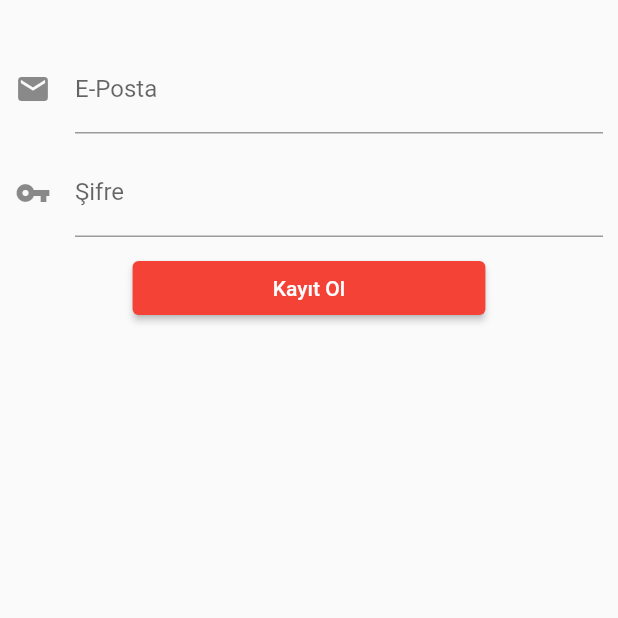
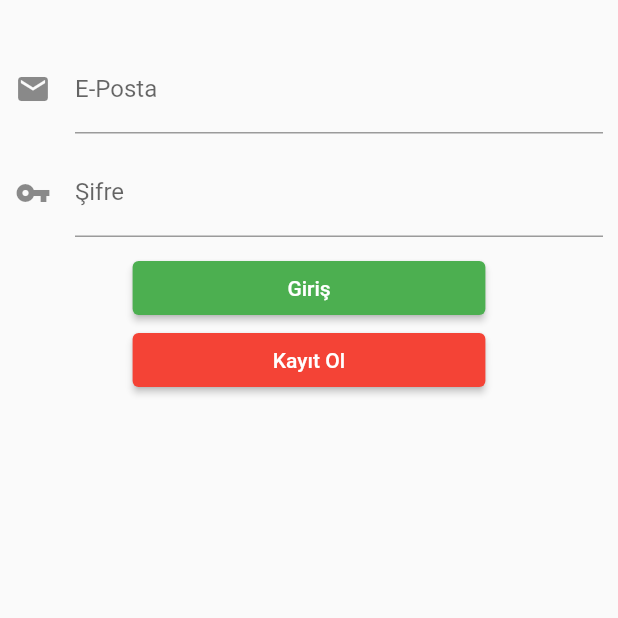
Before and after one commit to reqdevil/Fearless_Chat_Demo, a Flutter app: the screen it shows after launch, on a phone screen of 412 x 824 dp, the top half of it. Run offline on Flutter 3.47's test engine with Material 2 defaults, Android fonts, the phone set to English and light mode, and no system bars; our stand-ins replace firebase_auth, firebase_core; accounts and stored records are empty.

Commit message:
login ekranın firebase authentication
Login butonu eklendi.
Firebase login işlemi eklendi.

```diff
--- a/lib/Pages/LoginPage.dart
+++ b/lib/Pages/LoginPage.dart
@@ -1,6 +1,7 @@
 // ignore_for_file: file_names
 
 import 'package:fearless_chat_demo/Services/AuthService.dart';
+import 'package:firebase_auth/firebase_auth.dart';
 import 'package:flutter/material.dart';
 
 class LoginPage extends StatefulWidget {
@@ -16,8 +17,9 @@ class _LoginPageState extends State<LoginPage> {
   final TextEditingController _emailController = TextEditingController();
   final TextEditingController _passwordController = TextEditingController();
 
-  Color? _buttonColor = Colors.red;
-
+  Color? _buttonColorRegister = Colors.red;
+  Color? _buttonColorLogin = Colors.green;
+  bool userLoginSuccess = false;
   @override
   Widget build(BuildContext context) {
     return Scaffold(
@@ -78,12 +80,66 @@ class _LoginPageState extends State<LoginPage> {
                     Expanded(
                       flex: 3,
                       child: ElevatedButton(
-                        child: const Text("Kayıt Ol"),
-                        style: ElevatedButton.styleFrom(primary: _buttonColor),
+                        child: const Text("Giriş"),
+                        style: ElevatedButton.styleFrom(
+                            primary: _buttonColorLogin),
                         onPressed: () async {
                           if (_formKey.currentState!.validate()) {
                             setState(() {
-                              _buttonColor = Colors.amber;
+                              _buttonColorLogin = Colors.green;
+                            });
+                            UserCredential uc = await FirebaseAuth.instance
+                                .signInWithEmailAndPassword(
+                                    email: _emailController.text,
+                                    password: _passwordController.text);
+                            if (uc.user != null) {
+                              setState(() {
+                                userLoginSuccess = true;
+                              });
+                            }
+                            // bool success = await AuthService.instance
+                            //     .signInUser(_emailController.text,
+                            //         _passwordController.text);
+
+                            if (userLoginSuccess) {
+                              setState(() {
+                                _buttonColorLogin = Colors.lightGreenAccent;
+                              });
+                            } else {
+                              setState(() {
+                                _buttonColorLogin = Colors.black;
+                              });
+                            }
+                          } else {
+                            setState(() {
+                              _buttonColorLogin = Colors.red;
+                            });
+                          }
+                        },
+                      ),
+                    ),
+                    Expanded(
+                      flex: 1,
+                      child: Container(),
+                    ),
+                  ],
+                ),
+                Row(
+                  children: [
+                    Expanded(
+                      flex: 1,
+                      child: Container(),
+                    ),
+                    Expanded(
+                      flex: 3,
+                      child: ElevatedButton(
+                        child: const Text("Kayıt Ol"),
+                        style: ElevatedButton.styleFrom(
+                            primary: _buttonColorRegister),
+                        onPressed: () async {
+                          if (_formKey.currentState!.validate()) {
+                            setState(() {
+                              _buttonColorRegister = Colors.amber;
                             });
 
                             var success = await AuthService.instance.signUpUser(
@@ -92,16 +148,16 @@ class _LoginPageState extends State<LoginPage> {
 
                             if (success) {
                               setState(() {
-                                _buttonColor = Colors.green;
+                                _buttonColorRegister = Colors.green;
                               });
                             } else {
                               setState(() {
-                                _buttonColor = Colors.black;
+                                _buttonColorRegister = Colors.black;
                               });
                             }
                           } else {
                             setState(() {
-                              _buttonColor = Colors.red;
+                              _buttonColorRegister = Colors.red;
                             });
                           }
                         },
```
